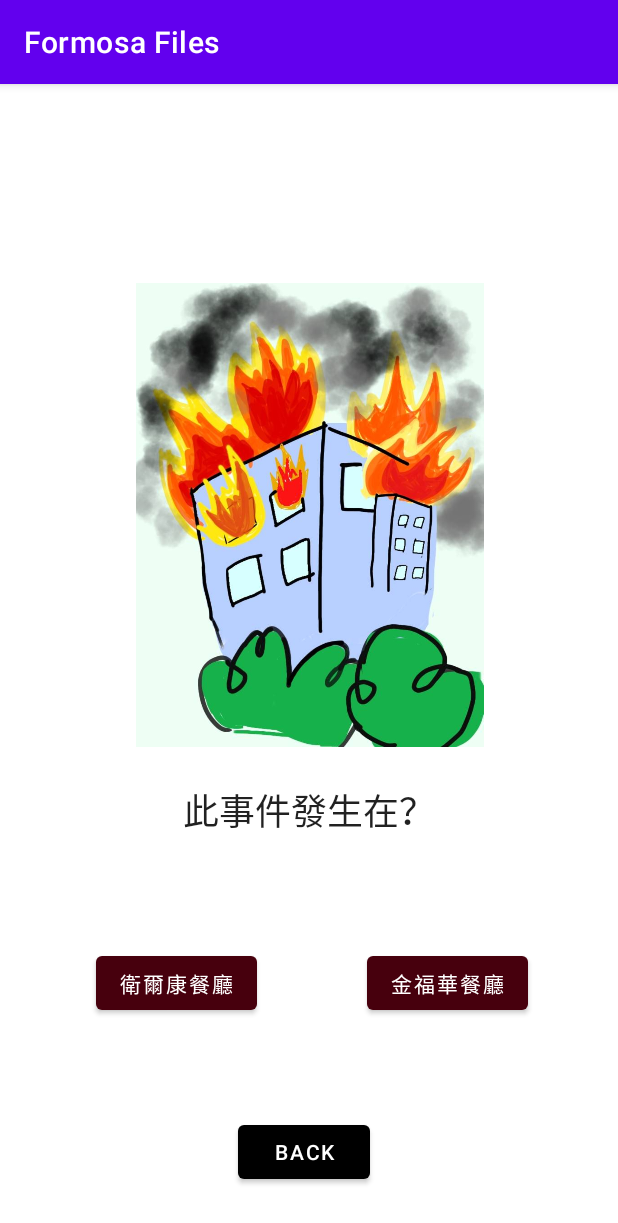
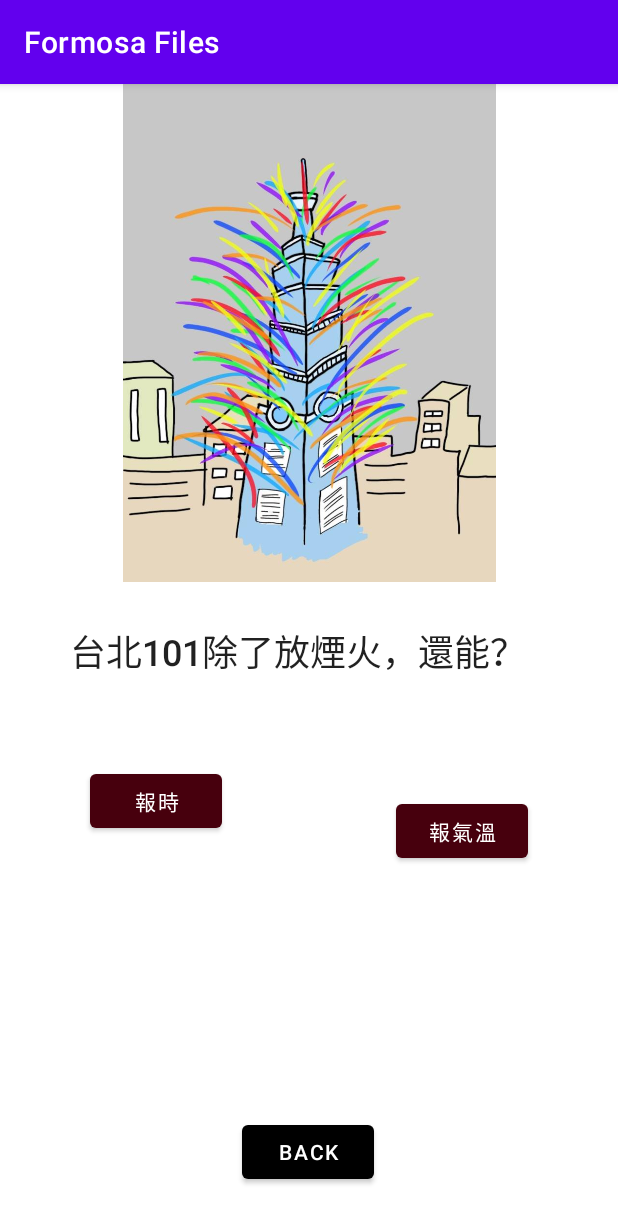
Before and after one commit to longshenn/OnTeach, an Android app: the SelectActivity_101 screen opened directly, with no data from a screen before it, on a phone screen of 412 x 824 dp. Shown: the top 1223 px of the screen. Run offline under Robolectric (Android 15) with nearby library versions, the phone set to English and light mode, and no system bars; 3 statements that could not run were skipped.

Commit message:
龍丟故事101

```diff
--- a/app/src/main/AndroidManifest.xml
+++ b/app/src/main/AndroidManifest.xml
@@ -8,7 +8,9 @@
         android:label="@string/app_name"
         android:supportsRtl="true"
         android:theme="@style/Theme.OnTeach">
-        <activity android:name=".StoryAC"></activity>
+        <activity android:name=".SelectActivity_101"></activity>
+        <activity android:name=".StoryActivity_101" />
+        <activity android:name=".StoryAC" />
         <activity android:name=".SelectAC" />
         <activity android:name=".Start">
             <intent-filter>
--- a/app/src/main/java/com/example/onteach/SelectAC.kt
+++ b/app/src/main/java/com/example/onteach/SelectActivity_101.kt
@@ -5,28 +5,27 @@
 import android.os.Bundle
 import android.view.View
 import kotlinx.android.synthetic.main.activity_selectac.*
-import kotlinx.android.synthetic.main.activity_start.*
 
-class SelectAC : AppCompatActivity() {
+class SelectActivity_101 : AppCompatActivity() {
     override fun onCreate(savedInstanceState: Bundle?) {
         super.onCreate(savedInstanceState)
-        setContentView(R.layout.activity_selectac)
+        setContentView(R.layout.activity_select101)
 
-        btnA1.setOnClickListener(object : View.OnClickListener {
+        btnB1.setOnClickListener(object : View.OnClickListener {
             override fun onClick(p0: View?) {
                 tt.text = "正確！"
-                intent = Intent(this@SelectAC, StoryAC::class.java)
+                intent = Intent(this@SelectActivity_101, StoryActivity_101::class.java)
                 startActivity(intent)
             }
         })
-        btnA2.setOnClickListener(object : View.OnClickListener {
+        btnB2.setOnClickListener(object : View.OnClickListener {
             override fun onClick(p0: View?) {
                 tt.text = "答錯 請返回上一頁"
             }
         })
         re.setOnClickListener(object : View.OnClickListener {
             override fun onClick(p0: View?) {
-                intent = Intent(this@SelectAC, Start::class.java)
+                intent = Intent(this@SelectActivity_101, Start::class.java)
                 startActivity(intent)
             }
         })
--- a/app/src/main/java/com/example/onteach/Start.kt
+++ b/app/src/main/java/com/example/onteach/Start.kt
@@ -38,6 +38,11 @@
             override fun onClick(p0:View?){
                 if (PictureNo == 2){
                     intent = Intent(this@Start, SelectAC::class.java)
+                    startActivity(intent)
+                }
+
+                if(PictureNo == 1){
+                    intent = Intent(this@Start, SelectActivity_101::class.java)
                     startActivity(intent)
                 }
             }
--- a/app/src/main/res/layout/activity_selectac.xml
+++ b/app/src/main/res/layout/activity_select101.xml
@@ -4,57 +4,56 @@
     xmlns:tools="http://schemas.android.com/tools"
     android:layout_width="match_parent"
     android:layout_height="match_parent"
-    tools:context=".SelectAC">
+    tools:context=".SelectActivity_101">
 
     <ImageView
-        android:id="@+id/imgS1"
-        android:layout_width="407dp"
-        android:layout_height="309dp"
-        app:layout_constraintBottom_toTopOf="@+id/btnA1"
+        android:id="@+id/img101"
+        android:layout_width="287dp"
+        android:layout_height="332dp"
         app:layout_constraintEnd_toEndOf="parent"
-        app:layout_constraintHorizontal_bias="0.5"
+        app:layout_constraintHorizontal_bias="0.503"
         app:layout_constraintStart_toStartOf="parent"
-        app:layout_constraintTop_toTopOf="parent"
-        app:srcCompat="@drawable/c23" />
+        app:srcCompat="@drawable/taipei101"
+        tools:layout_editor_absoluteY="30dp" />
 
     <TextView
         android:id="@+id/tt"
         android:layout_width="wrap_content"
         android:layout_height="wrap_content"
-        android:layout_marginTop="24dp"
-        android:text="此事件發生在？"
+        android:layout_marginTop="28dp"
+        android:text="台北101除了放煙火，還能？"
         android:textAppearance="@style/TextAppearance.AppCompat.Body2"
         android:textSize="24sp"
         app:layout_constraintEnd_toEndOf="parent"
+        app:layout_constraintHorizontal_bias="0.433"
         app:layout_constraintStart_toStartOf="parent"
-        app:layout_constraintTop_toBottomOf="@+id/imgS1" />
+        app:layout_constraintTop_toBottomOf="@+id/img101" />
 
     <Button
-        android:id="@+id/btnA1"
+        android:id="@+id/btnB1"
         android:layout_width="wrap_content"
         android:layout_height="wrap_content"
-        android:layout_marginStart="64dp"
-        android:layout_marginTop="32dp"
-        android:layout_marginBottom="104dp"
-        android:text="衛爾康餐廳"
+        android:layout_marginStart="60dp"
+        android:layout_marginTop="16dp"
+        android:text="報時"
         app:backgroundTint="#47000D"
         app:layout_constraintBottom_toBottomOf="parent"
         app:layout_constraintStart_toStartOf="parent"
         app:layout_constraintTop_toBottomOf="@+id/tt"
+        app:layout_constraintVertical_bias="0.136"
         app:rippleColor="@android:color/holo_red_dark" />
 
     <Button
-        android:id="@+id/btnA2"
+        android:id="@+id/btnB2"
         android:layout_width="wrap_content"
         android:layout_height="wrap_content"
-        android:layout_marginTop="32dp"
         android:layout_marginEnd="60dp"
-        android:layout_marginBottom="104dp"
-        android:text="金福華餐廳"
+        android:text="報氣溫"
         app:backgroundTint="#47000D"
         app:layout_constraintBottom_toBottomOf="parent"
         app:layout_constraintEnd_toEndOf="parent"
         app:layout_constraintTop_toBottomOf="@+id/tt"
+        app:layout_constraintVertical_bias="0.24"
         app:rippleColor="@android:color/holo_red_dark" />
 
     <Button
@@ -66,7 +65,8 @@
         app:backgroundTint="@color/black"
         app:layout_constraintBottom_toBottomOf="parent"
         app:layout_constraintEnd_toEndOf="parent"
-        app:layout_constraintHorizontal_bias="0.489"
+        app:layout_constraintHorizontal_bias="0.498"
         app:layout_constraintStart_toStartOf="parent"
         app:rippleColor="@color/design_default_color_error" />
+
 </androidx.constraintlayout.widget.ConstraintLayout>
```
Also changed, not shown: app/src/main/java/com/example/onteach/StoryActivity_101.kt (added, +22 -0 lines), app/src/main/res/layout/activity_story101.xml (added, +41 -0 lines), app/src/main/res/drawable-v24/taipei101.jpg (added).
